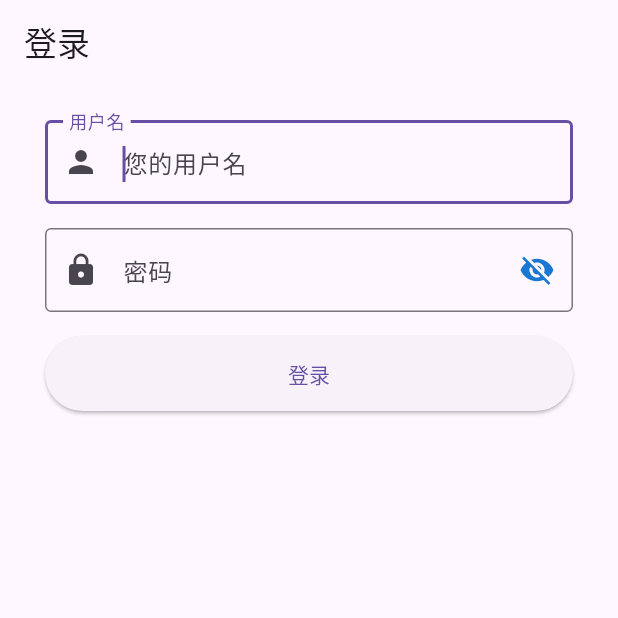
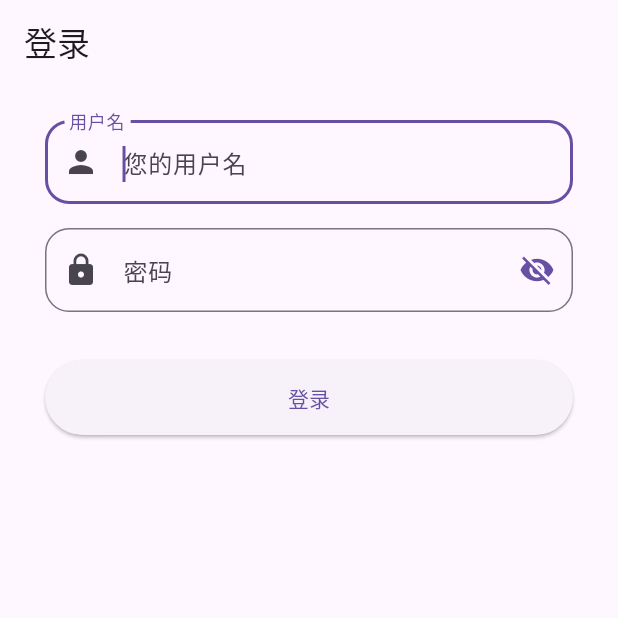
Before and after one commit to wilinz/guet_toolbox, a Flutter app: the screen it shows after launch, on a phone screen of 412 x 824 dp, the top half of it. Run offline on Flutter 3.47's test engine with Material 2 defaults, Android fonts, the phone set to English and light mode, and no system bars; our stand-ins replace auto_size_text, cookie_jar, dio, dio_cookie_manager, drift, freezed_annotation and 5 more; missing offline and left inert: common_utils, dart:ffi, dio_logger, dio_proxy_plugin, encrypt, lpinyin and 2 more; accounts and stored records are empty; generated files the repository leaves out were written again.

Commit message:
update login ui

```diff
--- a/lib/ui/page/login/login.dart
+++ b/lib/ui/page/login/login.dart
@@ -68,7 +68,9 @@ class _LoginPageState extends State<_LoginPage> {
                             hintText: "您的用户名",
                             prefixIcon: Icon(Icons.person),
                             // helperText: '用户名',
-                            border: const OutlineInputBorder(),
+                            border: const OutlineInputBorder(
+                                borderRadius:
+                                    BorderRadius.all(Radius.circular(16))),
                           ),
                           validator: (v) {
                             return v!.trim().length > 0 ? null : "账号不能为空";
@@ -90,7 +92,7 @@ class _LoginPageState extends State<_LoginPage> {
                                 _passwordVisible
                                     ? Icons.visibility
                                     : Icons.visibility_off,
-                                color: Theme.of(context).primaryColorDark,
+                                color: Theme.of(context).primaryColor,
                               ),
                               onPressed: () {
                                 //更新状态控制密码显示或隐藏
@@ -100,7 +102,9 @@ class _LoginPageState extends State<_LoginPage> {
                               },
                             ),
                             // helperText: '密码',
-                            border: const OutlineInputBorder(),
+                            border: const OutlineInputBorder(
+                                borderRadius:
+                                    BorderRadius.all(Radius.circular(16))),
                           ),
                           validator: (v) {
                             return v!.trim().length > 0 ? null : "密码不能为空";
@@ -130,7 +134,7 @@ class _LoginPageState extends State<_LoginPage> {
                         //   },
                         // ),
                         Container(
-                          height: 16,
+                          height: 32,
                         ),
                         Consumer<LoginViewModel>(
                           builder: (context, loginViewModel, child) {
```
